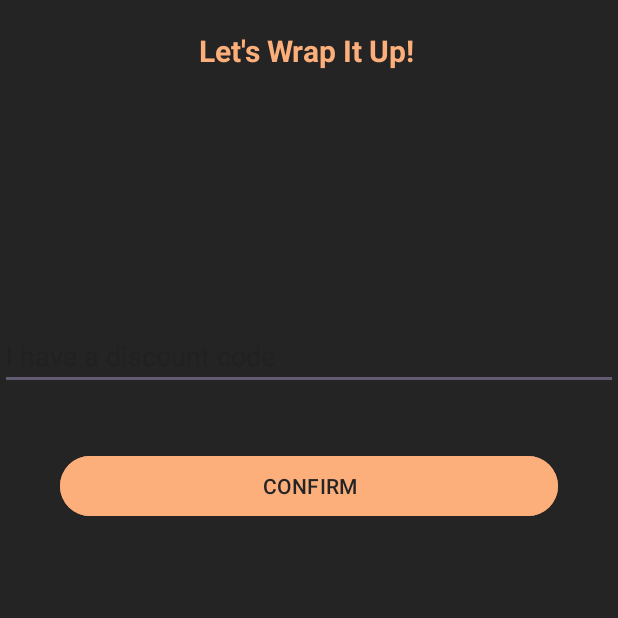
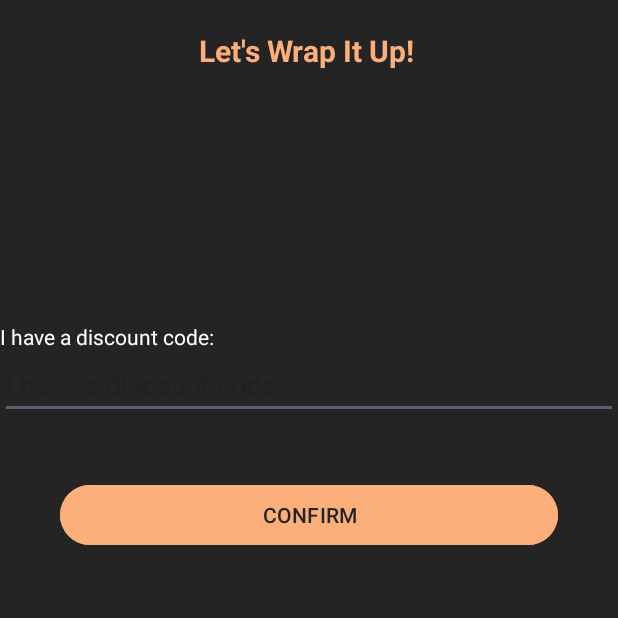
Before and after one commit to Manjeedan11/JIT, an Android app: the ConfirmCourse screen opened directly, with no data from a screen before it, after a tap on "CONFIRM", on a phone screen of 412 x 824 dp, the top half of it. Run offline under Robolectric (Android 15) with nearby library versions, the phone set to English and light mode, and no system bars; 3 statements that could not run were skipped.

Commit message:
main user flow is done

```diff
--- a/app/src/main/java/com/affc/ait/ConfirmCourse.java
+++ b/app/src/main/java/com/affc/ait/ConfirmCourse.java
@@ -3,17 +3,37 @@ package com.affc.ait;
 import androidx.appcompat.app.AppCompatActivity;
 
 import android.content.Intent;
+import android.content.SharedPreferences;
+import android.os.AsyncTask;
 import android.os.Bundle;
+import android.util.Log;
 import android.view.View;
+import android.widget.EditText;
 import android.widget.TextView;
+import android.widget.Toast;
 
 import com.affc.ait.db.DatabaseHandler;
 import com.affc.ait.models.Branch;
 import com.affc.ait.models.Course;
+import com.affc.ait.models.Student;
+
+import java.util.Properties;
+
+import javax.mail.Authenticator;
+import javax.mail.Message;
+import javax.mail.MessagingException;
+import javax.mail.PasswordAuthentication;
+import javax.mail.Session;
+import javax.mail.Transport;
+import javax.mail.internet.AddressException;
+import javax.mail.internet.InternetAddress;
+import javax.mail.internet.MimeMessage;
 
 public class ConfirmCourse extends AppCompatActivity {
 
     private String body;
+    private Course course;
+    private Branch branch;
 
     @Override
     protected void onCreate(Bundle savedInstanceState) {
@@ -25,8 +45,8 @@ public class ConfirmCourse extends AppCompatActivity {
         TextView container = findViewById(R.id.confirm_course_text);
 
         Intent intent = getIntent();
-        Branch branch = databaseHandler.getBranchByID(intent.getIntExtra("branch_ID", -1));
-        Course course = databaseHandler.getCourseByID(intent.getIntExtra("course_ID", -1));
+        branch = databaseHandler.getBranchByID(intent.getIntExtra("branch_ID", -1));
+        course = databaseHandler.getCourseByID(intent.getIntExtra("course_ID", -1));
 
         body= "Course: " + course.getCourse_name() + "\n" +
                 "Branch: " + branch.getBranch_name() + "\n" +
@@ -41,12 +61,88 @@ public class ConfirmCourse extends AppCompatActivity {
     }
 
     public void performEnroll(View view) {
+        EditText codeField = findViewById(R.id.code);
+        String code = codeField.getText().toString();
+        if (code.equals("M563432")) {
+            body = body + "Discounted Fee(25%): " +   (course.getFee() *1.25);
+        }
+        else if(code.equals("S663435")) {
+            body = body + "Discounted Fee(40%): " +   (course.getFee() *1.4);
 
-    }
+        }
+        else if (code.equals("L763434")) {
+            body = body + "Discounted Fee(60%): " +   (course.getFee() *1.6);
 
-    public void sendEmail(){
+        }
+        else {
+            Toast.makeText(this, "invalid code", Toast.LENGTH_SHORT).show();
+        }
 
+        SharedPreferences sharedPreferences = getSharedPreferences("MyPrefs", MODE_PRIVATE);
+        String email = sharedPreferences.getString("email", null);
+
+        // Send the generated code to the email using AsyncTask
+        new SendEmailTask().execute();
     }
 
 
+    // AsyncTask to send email in background
+    private class SendEmailTask extends AsyncTask<Integer, Void, Boolean> {
+
+        @Override
+        protected Boolean doInBackground(Integer... params) {
+            SharedPreferences sharedPreferences = getSharedPreferences("MyPrefs", MODE_PRIVATE);
+            String userEmail = sharedPreferences.getString("email", null);
+            String stringSenderEmail = "isuruyahampath1@gmail.com";
+            String stringReceiverEmail = userEmail; // Retrieve email from SharedPreferences
+            String stringPasswordSenderEmail = "efzn qwof iaea qgmw";
+
+            String stringHost = "smtp.gmail.com";
+
+            Properties properties = System.getProperties();
+
+            properties.put("mail.smtp.host", stringHost);
+            properties.put("mail.smtp.port", "465");
+            properties.put("mail.smtp.ssl.enable", "true");
+            properties.put("mail.smtp.auth", "true");
+
+            Session session = Session.getInstance(properties, new Authenticator() {
+                @Override
+                protected PasswordAuthentication getPasswordAuthentication() {
+                    return new PasswordAuthentication(stringSenderEmail, stringPasswordSenderEmail);
+                }
+            });
+
+            try {
+                MimeMessage mimeMessage = new MimeMessage(session);
+                mimeMessage.addRecipient(Message.RecipientType.TO, new InternetAddress(stringReceiverEmail));
+
+                mimeMessage.setSubject("Enrollment Confirmation");
+                mimeMessage.setText(body);
+                Transport.send(mimeMessage);
+
+                return true;
+
+            } catch (AddressException e) {
+                Log.e("E", "ERROR ADDRESS EXCEPTION");
+                e.printStackTrace();
+            } catch (MessagingException e) {
+                Log.e("E", "ERROR MESSAGE EXCEPTION");
+                e.printStackTrace();
+            }
+            return false;
+        }
+
+        @Override
+        protected void onPostExecute(Boolean result) {
+            if (result) {
+                Toast.makeText(ConfirmCourse.this, "Code Sent Successfully", Toast.LENGTH_SHORT).show();
+            } else {
+                Toast.makeText(ConfirmCourse.this, "Failed to send code", Toast.LENGTH_SHORT).show();
+            }
+        }
+    }
+
+
+
 }
--- a/app/src/main/java/com/affc/ait/Login.java
+++ b/app/src/main/java/com/affc/ait/Login.java
@@ -98,7 +98,7 @@ public class Login extends AppCompatActivity {
 
 
     // AsyncTask to send email in background
-    private class SendEmailTask extends AsyncTask<Integer, Void, Boolean> {
+    class SendEmailTask extends AsyncTask<Integer, Void, Boolean> {
 
         @Override
         protected Boolean doInBackground(Integer... params) {
--- a/app/src/main/res/layout/activity_confirm_course.xml
+++ b/app/src/main/res/layout/activity_confirm_course.xml
@@ -33,7 +33,16 @@
             android:textSize="20sp"
             />
 
+        <TextView
+            android:layout_width="match_parent"
+            android:layout_height="wrap_content"
+            android:textColor="@color/white"
+            android:text="I have a discount code:"
+            />
+
+
         <EditText
+            android:id="@+id/code"
             android:layout_width="match_parent"
             android:layout_height="wrap_content"
             android:hint="I have a discount code"
@@ -41,6 +50,7 @@
             />
 
         <Button
+            android:id="@+id/confirmbutton"
             android:layout_width="match_parent"
             android:layout_height="wrap_content"
             android:backgroundTint="@color/gold"
```
